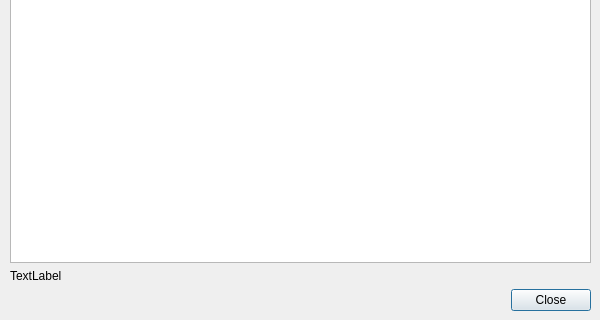
Before: the Qt Designer form about.ui in marksutton/EvoSim, drawn with Qt 5; both pictures show x 0 to 600 and y 230 to 550 of the 600 by 550 pixel window.
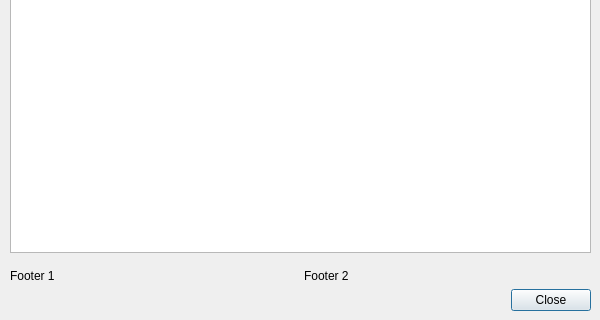
After: the same form once the commit is applied.

Commit message: Added Built With QT logo to About

Diff of the .ui file:
```diff
--- a/about.ui
+++ b/about.ui
@@ -68,11 +68,28 @@
      </widget>
     </item>
     <item>
-     <widget class="QLabel" name="footer">
-      <property name="text">
-       <string>TextLabel</string>
+     <layout class="QHBoxLayout" name="horizontalLayout">
+      <property name="leftMargin">
+       <number>0</number>
       </property>
-     </widget>
+      <property name="topMargin">
+       <number>10</number>
+      </property>
+      <item>
+       <widget class="QLabel" name="footer1">
+        <property name="text">
+         <string>Footer 1</string>
+        </property>
+       </widget>
+      </item>
+      <item>
+       <widget class="QLabel" name="footer2">
+        <property name="text">
+         <string>Footer 2</string>
+        </property>
+       </widget>
+      </item>
+     </layout>
     </item>
     <item>
      <widget class="QDialogButtonBox" name="buttonBox">
```
The commit also changes 6 other files.
